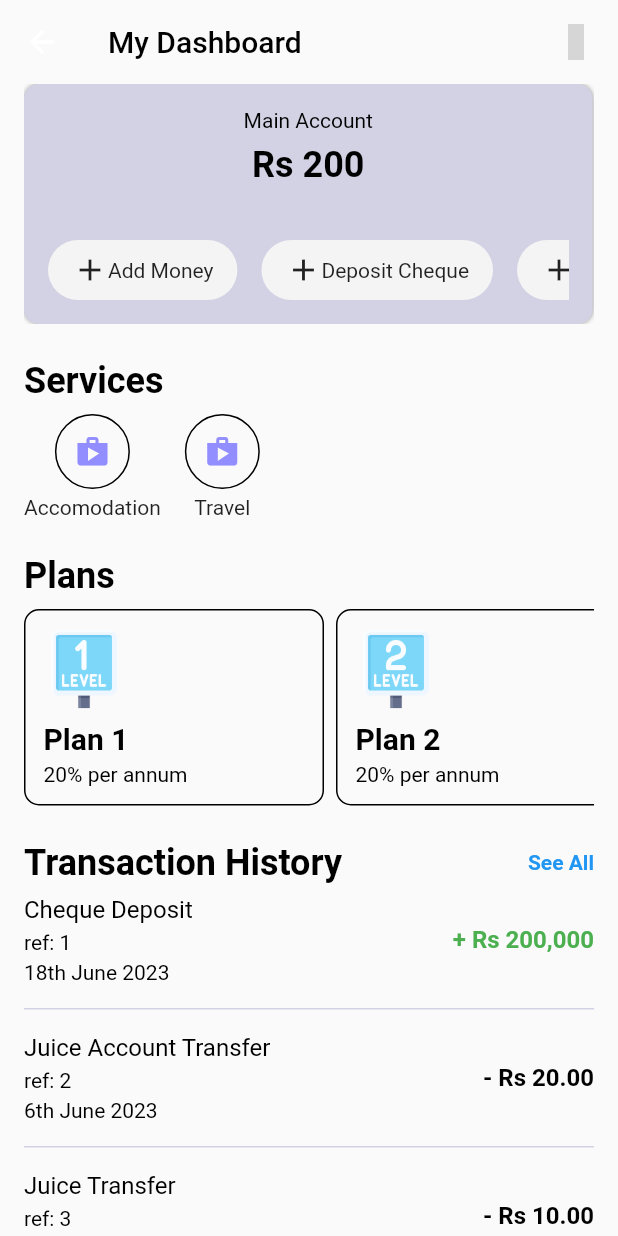
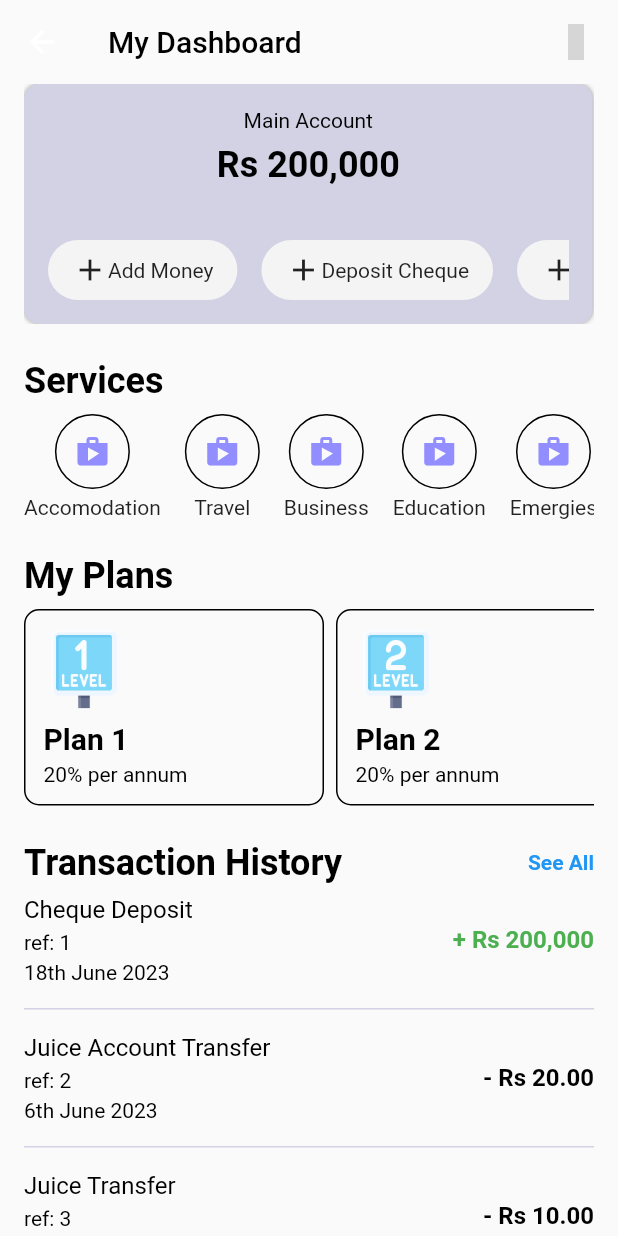
Before and after one commit to fz3hra/flutter_mcb, a Flutter app: the HomeScreen screen opened by its route, on a phone screen of 412 x 824 dp. Run offline on Flutter 3.47's test engine with Material 2 defaults, Android fonts, the phone set to English and light mode, and no system bars; our stand-ins replace eva_icons_flutter, flutter_svg, gap, shared_preferences; missing offline and left inert: dateofbirth, encrypt, qr_code_scanner; accounts and stored records are empty; grey boxes are pictures that could not be loaded.

Commit message:
:lipstick: changes

```diff
--- a/lib/models/account_model.dart
+++ b/lib/models/account_model.dart
@@ -12,7 +12,7 @@ class AccountModel {
     AccountModel(
       accountNumber: '1',
       accountName: 'Main Account',
-      accountBalance: '200',
+      accountBalance: '200,000',
       accountType: [
         AccountTypeModel(
           accountType: 'Add Money',
@@ -40,7 +40,7 @@ class AccountModel {
     AccountModel(
       accountNumber: '2',
       accountName: 'Savings Account',
-      accountBalance: '200',
+      accountBalance: '500,000',
       accountType: [
         AccountTypeModel(
           accountType: 'Pay',
@@ -61,7 +61,7 @@ class AccountModel {
     AccountModel(
       accountNumber: '3',
       accountName: 'Other Account',
-      accountBalance: '200',
+      accountBalance: '100,000',
       accountType: [
         AccountTypeModel(
           accountType: 'Pay',
--- a/lib/screens/home_screen/home_screen.dart
+++ b/lib/screens/home_screen/home_screen.dart
@@ -89,13 +89,28 @@ class HomeScreen extends StatelessWidget {
                       icon: Icons.shop,
                       serviceName: 'Travel',
                     ),
+                    Gap(16),
+                    ServiceWidget(
+                      icon: Icons.shop,
+                      serviceName: 'Business',
+                    ),
+                    Gap(16),
+                    ServiceWidget(
+                      icon: Icons.shop,
+                      serviceName: 'Education',
+                    ),
+                    Gap(16),
+                    ServiceWidget(
+                      icon: Icons.shop,
+                      serviceName: 'Emergies',
+                    ),
                   ],
                 ),
               ),
               const Gap(24),
               // plans
               const Text(
-                "Plans",
+                "My Plans",
                 style: TextStyle(
                   color: Colors.black,
                   fontSize: 24,
--- a/lib/screens/service_screen/service_guide_screen.dart
+++ b/lib/screens/service_screen/service_guide_screen.dart
@@ -41,7 +41,7 @@ class ServiceGuideScreen extends StatelessWidget {
             ),
             Gap(16),
             Text(
-              "Save towards acquiring a better saving plan",
+              "Save for automation, buying a house, paying a rent, bills and others",
             ),
             Gap(16),
             Expanded(
```
